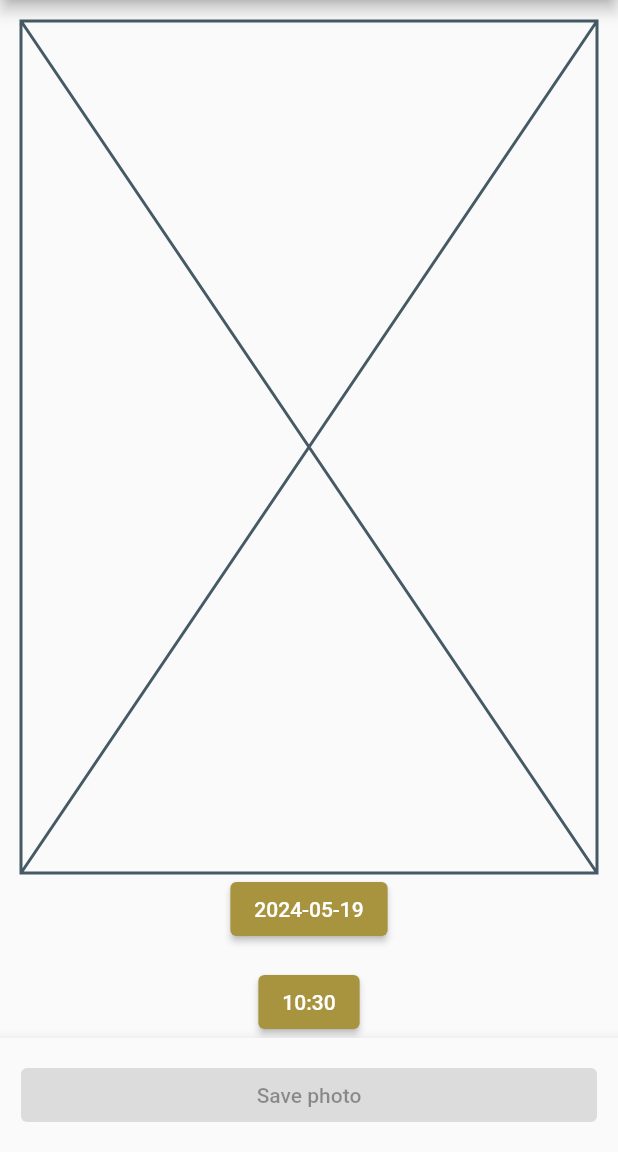
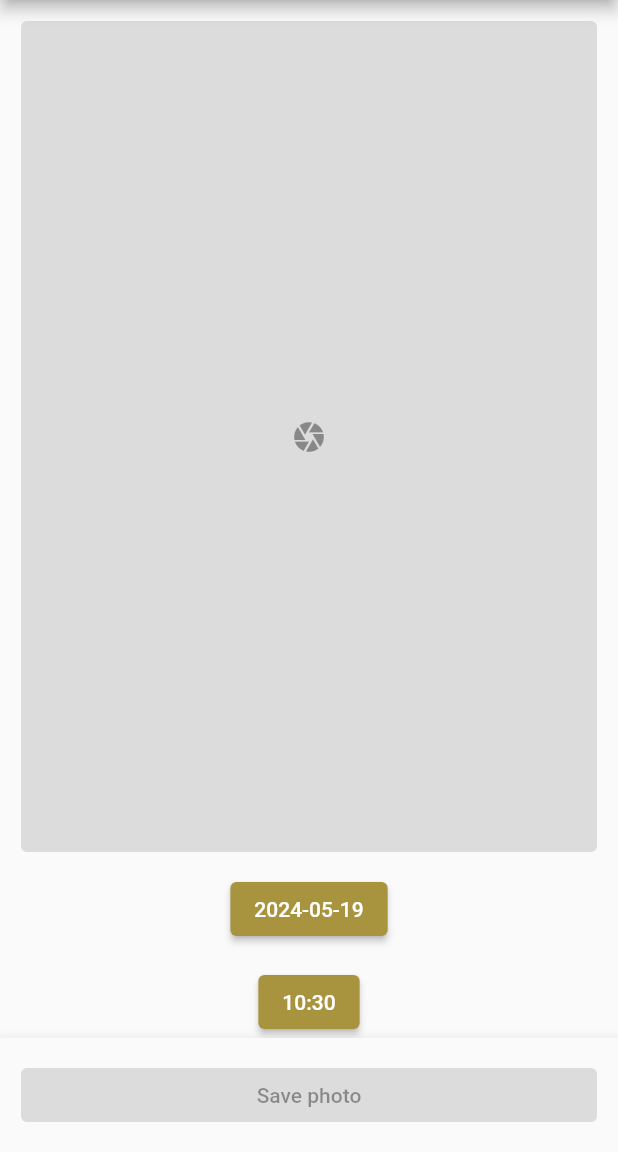
Before and after one commit to GuiRitter/PunchClockPhotoGrapherApp, a Flutter app: the PhotoPage widget shown alone on an empty page, opened directly, on a phone screen of 412 x 824 dp, the part 84-1236 px from its top. Run offline on Flutter 3.47's test engine with Material 3 defaults, Android fonts, the phone set to English and light mode, and no system bars; our stand-ins replace dio, flutter_redux, image_picker, redux, redux_thunk, shared_preferences; accounts and stored records are empty; generated files the repository leaves out were written again.

Commit message:
added preview image and capture button

```diff
--- a/lib/main.dart
+++ b/lib/main.dart
@@ -104,6 +104,7 @@ FutureOr initializeApp(
       state: StateEnum.list,
       date: DateTime.now(),
       time: TimeOfDay.now(),
+      photoFile: null,
     ),
     middleware: [
       thunkMiddleware,
--- a/lib/models/photo.model.dart
+++ b/lib/models/photo.model.dart
@@ -1,17 +1,22 @@
 import 'package:flutter/material.dart' show TimeOfDay;
+import 'package:image_picker/image_picker.dart' show XFile;
 import 'package:punch_clock_photo_grapher_app/models/models.import.dart'
     show LoggableModel, StateModel;
 import 'package:punch_clock_photo_grapher_app/utils/date_time.dart'
     show getISO8601Date, getISO8601Time;
+import 'package:punch_clock_photo_grapher_app/utils/logger.dart'
+    show getExistsMark;
 import 'package:redux/redux.dart' show Store;
 
 class PhotoModel implements LoggableModel {
   final DateTime date;
   final TimeOfDay time;
+  final XFile? photoFile;
 
   PhotoModel({
     required this.date,
     required this.time,
+    required this.photoFile,
   });
 
   String get dateString => getISO8601Date(
@@ -22,6 +27,7 @@ class PhotoModel implements LoggableModel {
   int get hashCode => Object.hash(
         date,
         time,
+        photoFile,
       );
 
   String get timeString => getISO8601Time(
@@ -35,13 +41,18 @@ class PhotoModel implements LoggableModel {
     if (other is! PhotoModel) {
       return false;
     }
-    return (date.compareTo(other.date) == 0) && (time == other.time);
+    return (date.compareTo(other.date) == 0) &&
+        (time == other.time) &&
+        (photoFile.hashCode == other.photoFile.hashCode);
   }
 
   @override
   Map<String, dynamic> asLog() => <String, dynamic>{
         'date': date,
         'time': time,
+        'photoFile': getExistsMark(
+          photoFile,
+        ),
       };
 
   static PhotoModel select(
@@ -50,5 +61,6 @@ class PhotoModel implements LoggableModel {
       PhotoModel(
         date: store.state.date,
         time: store.state.time,
+        photoFile: store.state.photoFile,
       );
 }
--- a/lib/models/state.model.dart
+++ b/lib/models/state.model.dart
@@ -1,4 +1,5 @@
 import 'package:flutter/material.dart' show ThemeMode, TimeOfDay;
+import 'package:image_picker/image_picker.dart' show XFile;
 import 'package:punch_clock_photo_grapher_app/common/common.import.dart'
     show StateEnum;
 import 'package:punch_clock_photo_grapher_app/models/models.import.dart'
@@ -13,6 +14,7 @@ class StateModel {
   final StateEnum state;
   final DateTime date;
   final TimeOfDay time;
+  final XFile? photoFile;
 
   StateModel({
     required this.loadingTagList,
@@ -22,6 +24,7 @@ class StateModel {
     required this.state,
     required this.date,
     required this.time,
+    required this.photoFile,
   }) : list = (token != null) ? list : null;
 
   StateModel withData({
@@ -35,6 +38,7 @@ class StateModel {
         state: state,
         date: date,
         time: time,
+        photoFile: photoFile,
       );
 
   StateModel withDate({
@@ -48,6 +52,7 @@ class StateModel {
         state: state,
         date: date,
         time: time,
+        photoFile: photoFile,
       );
 
   StateModel withLoadingTagList({
@@ -61,6 +66,7 @@ class StateModel {
         state: state,
         date: date,
         time: time,
+        photoFile: photoFile,
       );
 
   StateModel withoutLoadingTagList({
@@ -86,6 +92,7 @@ class StateModel {
       state: state,
       date: date,
       time: time,
+      photoFile: photoFile,
     );
   }
 
@@ -103,6 +110,7 @@ class StateModel {
       state: state,
       date: wentFromListToPhoto ? DateTime.now() : date,
       time: wentFromListToPhoto ? TimeOfDay.now() : time,
+      photoFile: wentFromListToPhoto ? null : photoFile,
     );
   }
 
@@ -117,6 +125,7 @@ class StateModel {
         state: state,
         date: date,
         time: time,
+        photoFile: photoFile,
       );
 
   StateModel withTime({
@@ -130,6 +139,7 @@ class StateModel {
         state: state,
         date: date,
         time: time,
+        photoFile: photoFile,
       );
 
   StateModel withToken({
@@ -143,6 +153,7 @@ class StateModel {
         state: state,
         date: date,
         time: time,
+        photoFile: (token?.isNotEmpty ?? false) ? photoFile : null,
       );
 
   static bool selectIsLoading(
--- a/lib/ui/pages/photo.page.dart
+++ b/lib/ui/pages/photo.page.dart
@@ -7,9 +7,14 @@ import 'package:flutter/material.dart'
         EdgeInsets,
         ElevatedButton,
         Expanded,
+        Icon,
+        Icons,
         Padding,
         Placeholder,
+        Row,
         SizedBox,
+        Stack,
+        StackFit,
         StatelessWidget,
         Text,
         Theme,
@@ -72,6 +77,14 @@ class PhotoPage extends StatelessWidget {
           initialTime: photoModel.time,
         );
 
+    const takePhotoButton = ElevatedButton(
+      // TODO
+      onPressed: null,
+      child: Icon(
+        Icons.camera,
+      ),
+    );
+
     return BodyWidget(
       usePadding: false,
       appBar: AppBarSignedInWidget(
@@ -95,8 +108,25 @@ class PhotoPage extends StatelessWidget {
               ),
               child: Column(
                 children: [
-                  const Expanded(
-                    child: Placeholder(),
+                  Expanded(
+                    child: (photoModel.photoFile != null)
+                        ? const Row(
+                            children: [
+                              Expanded(
+                                child: Placeholder(),
+                              ),
+                              takePhotoButton,
+                            ],
+                          )
+                        : const Stack(
+                            fit: StackFit.expand,
+                            children: [
+                              takePhotoButton,
+                            ],
+                          ),
+                  ),
+                  SizedBox.square(
+                    dimension: fieldPadding,
                   ),
                   ElevatedButton(
                     onPressed: onDatePressed,
--- a/pubspec.yaml
+++ b/pubspec.yaml
@@ -16,7 +16,7 @@ publish_to: 'none' # Remove this line if you wish to publish to pub.dev
 # https://developer.apple.com/library/archive/documentation/General/Reference/InfoPlistKeyReference/Articles/CoreFoundationKeys.html
 # In Windows, build-name is used as the major, minor, and patch parts
 # of the product and file versions while build-number is used as the build suffix.
-version: 0.6.6+36
+version: 0.6.7+37
 
 environment:
   sdk: '>=3.1.5 <4.0.0'
@@ -45,6 +45,8 @@ dependencies:
 
   shared_preferences:
 
+  image_picker: ^1.0.4
+  path_provider: ^2.1.1
   provider:
 
   uuid: ^3.0.7
@@ -62,7 +64,7 @@ dev_dependencies:
   # activated in the `analysis_options.yaml` file located at the root of your
   # package. See that file for information about deactivating specific lint
   # rules and activating additional ones.
-  flutter_lints: ^3.0.1
+  flutter_lints: ^4.0.0
 
 # For information on the generic Dart part of this file, see the
 # following page: https://dart.dev/tools/pub/pubspec
```
Also changed, not shown: pubspec.lock.
